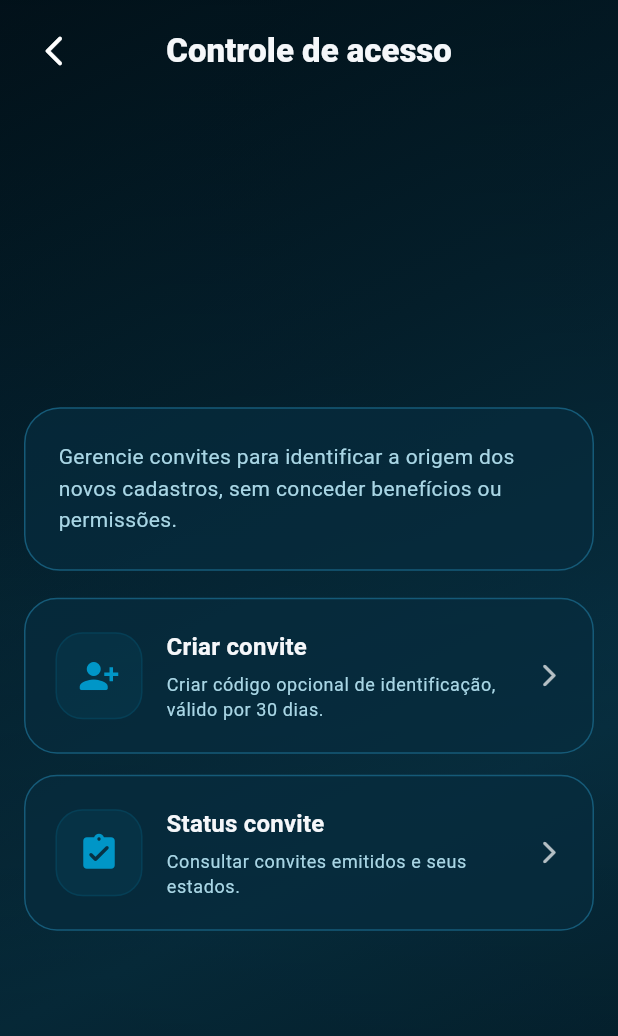
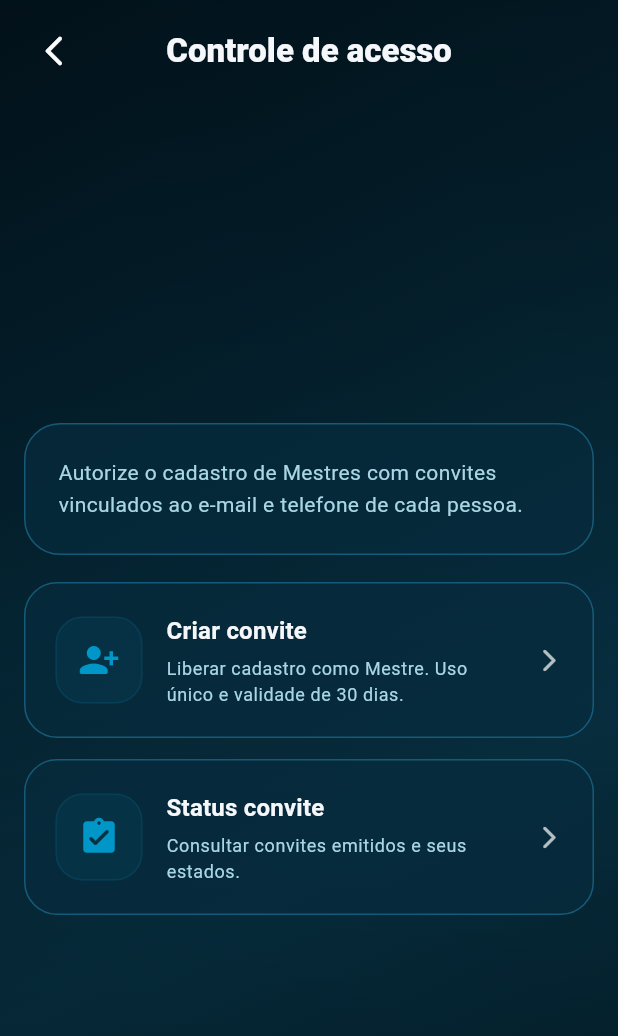
Before and after one commit to wevertonzx34/royal-clean, a Flutter app: the AccessControlPageRoyalClean screen opened directly, on a phone screen of 412 x 824 dp. Shown: the top 1036 px of the screen. Run offline on Flutter 3.47's test engine with Material 3 defaults, Android fonts, the phone set to English and light mode, and no system bars; our stand-ins replace cloud_firestore, cloud_functions, firebase_auth, firebase_core, google_sign_in; missing offline and left inert: firebase_app_check; accounts and stored records are empty.

Commit message:
Validate Mestre invitation flow and session-aware preview

```diff
--- a/lib/presentation_royal_clean/auth/account_ui_royal_clean.dart
+++ b/lib/presentation_royal_clean/auth/account_ui_royal_clean.dart
@@ -64,7 +64,7 @@ Contato: $_contact
 
 No cadastro, usamos nome, e-mail e identificador da conta para identificar você e permitir seu acesso. A senha é processada pelo Firebase Authentication; ela não é gravada nos documentos de perfil do aplicativo. Ao entrar com Google ou Apple, recebemos os dados de autenticação disponibilizados pelo provedor. Não solicitamos sua senha desses provedores.
 
-O código de convite é opcional, registrado apenas na criação da conta e serve para identificar a origem do cadastro. Não concede benefícios comerciais nem permissões administrativas.
+O código de convite é opcional e registrado apenas na criação da conta. Para o perfil Mestre, conferimos o e-mail verificado e o telefone informado com os dados do convite criado pelo administrador. Essa conferência não verifica a posse do telefone por SMS. Sem convite, a conta é de consumidor. O convite não concede benefícios comerciais nem permissões administrativas.
 
 CPF ou CNPJ podem ser informados opcionalmente em Meus dados para futuras operações de compra e identificação fiscal. A verificação dos dígitos não comprova titularidade nem situação cadastral.
 
--- a/lib/presentation_royal_clean/home/access_control_page_royal_clean.dart
+++ b/lib/presentation_royal_clean/home/access_control_page_royal_clean.dart
@@ -63,7 +63,7 @@ class AccessControlPageRoyalClean extends StatelessWidget {
                                 ),
                               ),
                               child: Text(
-                                'Gerencie convites para identificar a origem dos novos cadastros, sem conceder benefícios ou permissões.',
+                                  'Autorize o cadastro de Mestres com convites vinculados ao e-mail e telefone de cada pessoa.',
                                 style: theme.textTheme.bodyMedium,
                               ),
                             ),
@@ -71,7 +71,7 @@ class AccessControlPageRoyalClean extends StatelessWidget {
                             HomePrimaryButtonRoyalClean(
                               title: 'Criar convite',
                               subtitle:
-                                  'Criar código opcional de identificação, válido por 30 dias.',
+                                  'Liberar cadastro como Mestre. Uso único e validade de 30 dias.',
                               icon: Icons.person_add_alt_1_rounded,
                               onPressed: () {
                                 Navigator.pushNamed(
--- a/lib/presentation_royal_clean/home/create_invite_page_royal_clean.dart
+++ b/lib/presentation_royal_clean/home/create_invite_page_royal_clean.dart
@@ -4,7 +4,7 @@ import 'package:url_launcher/url_launcher.dart';
 
 import '../../core_royal_clean/services/invite_service_royal_clean.dart';
 import 'home_background_royal_clean.dart';
-import '../auth/account_ui_royal_clean.dart';
+import '../../core_royal_clean/services/account_service_royal_clean.dart';
 
 class CreateInvitePageRoyalClean extends StatefulWidget {
   const CreateInvitePageRoyalClean({super.key});
@@ -63,8 +63,8 @@ class _CreateInvitePageRoyalCleanState
       return 'Informe o nome.';
     }
 
-    if (text.length < 3) {
-      return 'Digite um nome mais completo.';
+    if (text.length < 3 || text.length > 160) {
+      return 'Use entre 3 e 160 caracteres no nome.';
     }
 
     return null;
```
Also changed, not shown: lib/core_royal_clean/services/invite_service_royal_clean.dart (+7 -3 lines), 4 other files.
